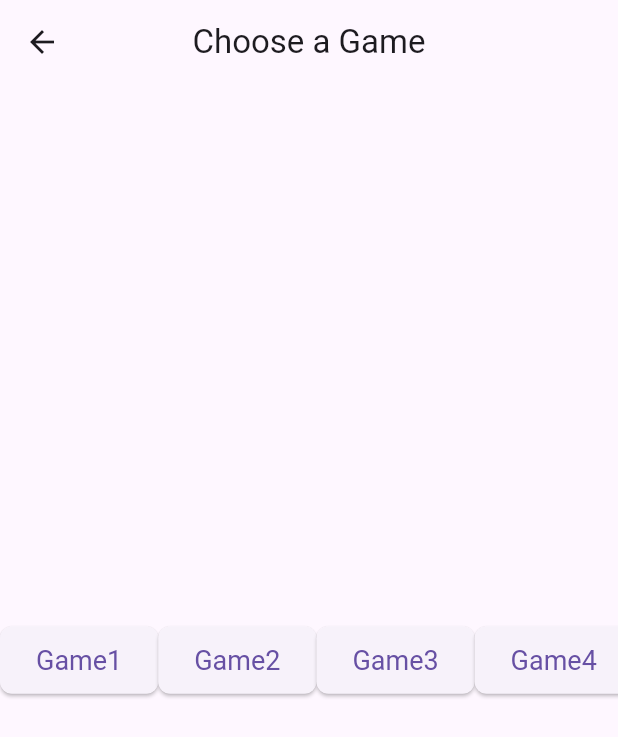
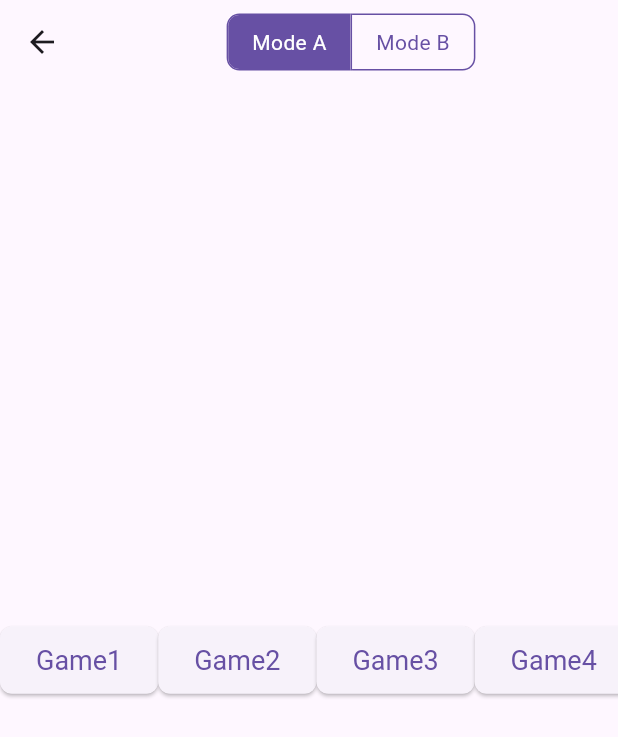
Before and after one commit to unearthcreator/geography_game, a Flutter app: the GameSelectorScreen screen opened by its route, on a phone screen of 412 x 824 dp. Shown: the top 737 px of the screen. Run offline on Flutter 3.47's test engine with Material 3 defaults, Android fonts, the phone set to English and light mode, and no system bars; our stand-ins replace logger; missing offline and left inert: mapbox_maps_flutter.

Commit message:
Added toggle button

```diff
--- a/lib/features/game_selector/screens/game_selector_screen.dart
+++ b/lib/features/game_selector/screens/game_selector_screen.dart
@@ -1,19 +1,77 @@
 import 'package:flutter/material.dart';
+// Assuming these imports point to your actual files
 import 'package:geography_game/shared/services/widgets/primary_button.dart';
 import 'package:geography_game/features/games/game1_screen.dart';
 
-class GameSelectorScreen extends StatelessWidget {
+// Convert to StatefulWidget
+class GameSelectorScreen extends StatefulWidget {
   static const routeName = '/selector';
 
   const GameSelectorScreen({Key? key}) : super(key: key);
 
   @override
+  State<GameSelectorScreen> createState() => _GameSelectorScreenState();
+}
+
+class _GameSelectorScreenState extends State<GameSelectorScreen> {
+  // State variable to track which toggle button is selected.
+  // Initialize with the first button selected (index 0).
+  // Example: Two modes, Mode A and Mode B.
+  List<bool> _isSelected = [true, false];
+
+  // Function called when a toggle button is pressed.
+  void _onTogglePressed(int index) {
+    // Use setState to update the state and trigger a UI rebuild.
+    setState(() {
+      // Logic to ensure only one button is selected at a time.
+      for (int i = 0; i < _isSelected.length; i++) {
+        _isSelected[i] = (i == index);
+      }
+      // Currently, the toggle doesn't need to trigger further actions,
+      // but you could add logic here later based on the selected index.
+      // print('Selected toggle index: $index'); // Optional: for debugging
+    });
+  }
+
+  @override
   Widget build(BuildContext context) {
     return Scaffold(
       appBar: AppBar(
-        title: const Text('Choose a Game'),
-        centerTitle: true,
+        // Remove the default title text.
+        // Use the title property to hold the ToggleButtons, wrapped in Center.
+        title: Center(
+          child: ToggleButtons(
+            isSelected: _isSelected, // Bind to the state variable
+            onPressed: _onTogglePressed, // Call the handler on press
+            // Define the appearance of the buttons
+            children: const <Widget>[
+              // Simple text buttons with padding
+              Padding(
+                padding: EdgeInsets.symmetric(horizontal: 16.0),
+                child: Text('Mode A'),
+              ),
+              Padding(
+                padding: EdgeInsets.symmetric(horizontal: 16.0),
+                child: Text('Mode B'),
+              ),
+              // Add more children here for more toggle options
+            ],
+            // Basic styling (optional, adjust as needed)
+            borderRadius: BorderRadius.circular(8.0),
+            constraints: const BoxConstraints(
+              minHeight: 36.0, // Ensure buttons have a reasonable height
+            ),
+            // Use theme colors for better consistency
+            selectedColor: Colors.white,
+            fillColor: Theme.of(context).colorScheme.primary,
+            color: Theme.of(context).colorScheme.primary,
+            selectedBorderColor: Theme.of(context).colorScheme.primary,
+            borderColor: Theme.of(context).colorScheme.primary,
+          ),
+        ),
+        // centerTitle: true, // Not needed when title widget is explicitly Center
       ),
+      // The body remains the same as your original code
       body: Center(
         child: Row(
           mainAxisAlignment: MainAxisAlignment.spaceEvenly,
```
